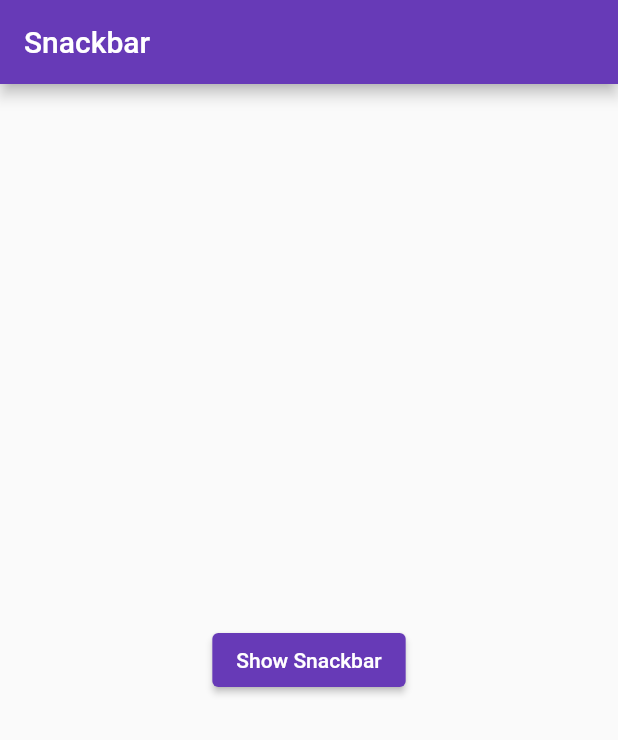
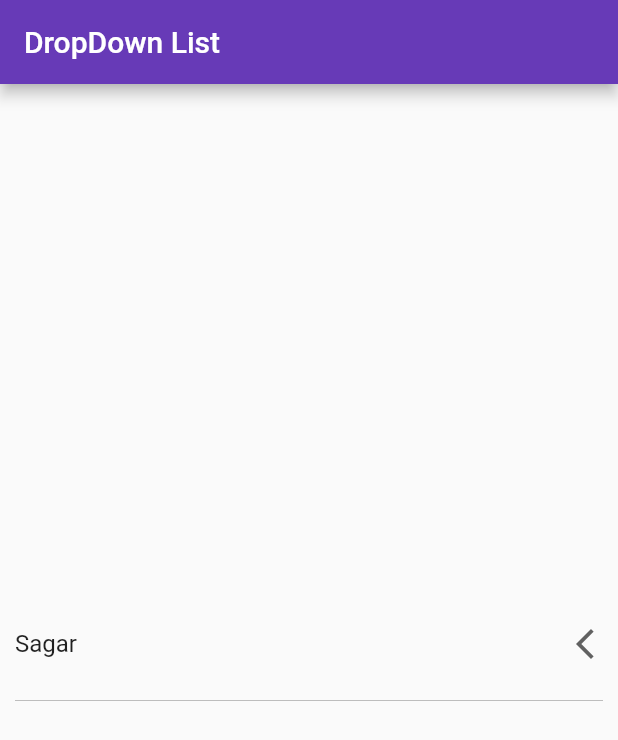
Before and after one commit to srp2210/flutter_learning, a Flutter app: the screen it shows after launch, on a phone screen of 412 x 824 dp. Shown: the top 740 px of the screen. Run offline on Flutter 3.47's test engine with Material 2 defaults, Android fonts, the phone set to English and light mode, and no system bars.

Commit message:
dropdown

```diff
--- /dev/null
+++ b/flutter_widgets/lib/dropdown.dart
@@ -0,0 +1,53 @@
+// ignore_for_file: library_private_types_in_public_api
+
+import 'package:flutter/material.dart';
+
+class DropDownWidget extends StatefulWidget {
+  const DropDownWidget({Key? key}) : super(key: key);
+
+  @override
+  _DropDownWidgetState createState() => _DropDownWidgetState();
+}
+
+class _DropDownWidgetState extends State<DropDownWidget> {
+  String selectedvalue = 'Sagar';
+  @override
+  Widget build(BuildContext context) {
+    return Scaffold(
+      appBar: AppBar(
+        title: const Text('DropDown List'),
+      ),
+      body: Center(
+        child: Column(
+          mainAxisAlignment: MainAxisAlignment.center,
+          children: [
+            Container(
+              margin: const EdgeInsets.all(10),
+              height: 70,
+              // color: Colors.red,
+              width: MediaQuery.of(context).size.width,
+              child: DropdownButton<String>(
+                dropdownColor: Colors.grey.shade200,
+                isExpanded: true,
+                value: selectedvalue,
+                icon: const Icon(Icons.arrow_back_ios_new_sharp),
+                onChanged: (String? newvalue) {
+                  setState(() {
+                    selectedvalue = newvalue!;
+                  });
+                },
+                items: <String>['Sagar', 'preet', 'divyesh', 'Meet', 'Gobo']
+                    .map<DropdownMenuItem<String>>((String value) {
+                  return DropdownMenuItem<String>(
+                    value: value,
+                    child: Text(value),
+                  );
+                }).toList(),
+              ),
+            )
+          ],
+        ),
+      ),
+    );
+  }
+}
--- a/flutter_widgets/lib/main.dart
+++ b/flutter_widgets/lib/main.dart
@@ -3,6 +3,7 @@ import 'package:flutter_widgets/alert.dart';
 import 'package:flutter_widgets/bottomsheet.dart';
 import 'package:flutter_widgets/container_sizedbox.dart';
 import 'package:flutter_widgets/drawer.dart';
+import 'package:flutter_widgets/dropdown.dart';
 import 'package:flutter_widgets/snackbar.dart';
 
 void main() {
@@ -21,7 +22,7 @@ class MyApp extends StatelessWidget {
       theme: ThemeData(
         primarySwatch: Colors.deepPurple,
       ),
-      home:  const SnackbarWidget(),
+      home: const DropDownWidget(),
     );
   }
 }
```
